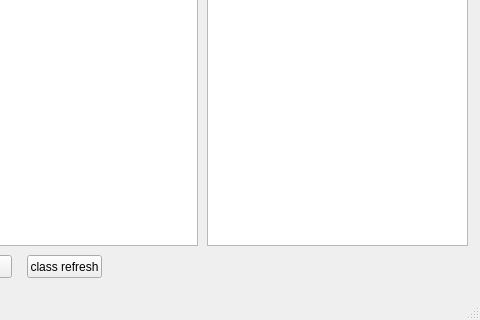
The window that mainwindow.ui (athl64/db_accounts) describes before a commit, drawn with Qt 5; both pictures show x 263 to 743 and y 135 to 455 of the 743 by 455 pixel window.
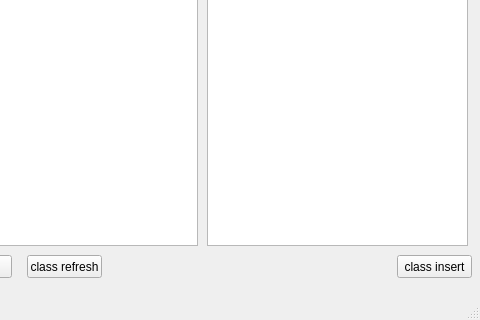
The same window after the commit.

What changed in the file:
```diff
--- a/mainwindow.ui
+++ b/mainwindow.ui
@@ -93,6 +93,19 @@
      </rect>
     </property>
    </widget>
+   <widget class="QPushButton" name="pushButton_3">
+    <property name="geometry">
+     <rect>
+      <x>660</x>
+      <y>390</y>
+      <width>75</width>
+      <height>23</height>
+     </rect>
+    </property>
+    <property name="text">
+     <string>class insert</string>
+    </property>
+   </widget>
   </widget>
   <widget class="QMenuBar" name="menuBar">
    <property name="geometry">
```
